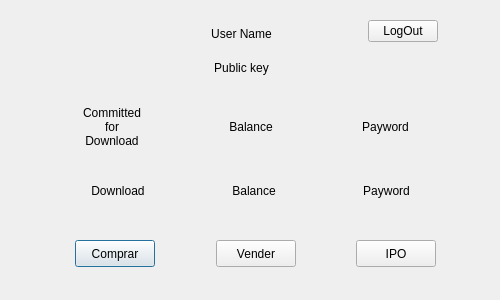
Qt form src/gui/balancedialog.ui (amazon-biobank/Torrente) before a commit.
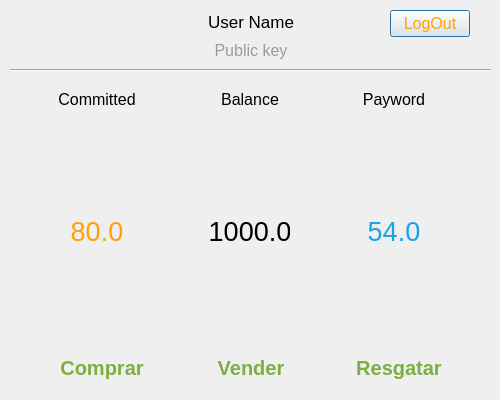
The same form after that commit. Icons and pictures are not drawn.

What changed in the file:
```diff
--- a/src/gui/balancedialog.ui
+++ b/src/gui/balancedialog.ui
@@ -7,21 +7,38 @@
     <x>0</x>
     <y>0</y>
     <width>500</width>
-    <height>300</height>
+    <height>400</height>
    </rect>
   </property>
   <property name="minimumSize">
    <size>
     <width>500</width>
-    <height>300</height>
+    <height>400</height>
    </size>
   </property>
   <property name="maximumSize">
    <size>
     <width>500</width>
-    <height>300</height>
+    <height>400</height>
    </size>
   </property>
+  <property name="sizeIncrement">
+   <size>
+    <width>0</width>
+    <height>0</height>
+   </size>
+  </property>
+  <property name="baseSize">
+   <size>
+    <width>0</width>
+    <height>0</height>
+   </size>
+  </property>
+  <property name="font">
+   <font>
+    <pointsize>12</pointsize>
+   </font>
+  </property>
   <property name="windowTitle">
    <string>Dialog</string>
   </property>
@@ -29,349 +46,13 @@
    <property name="geometry">
     <rect>
      <x>0</x>
-     <y>100</y>
-     <width>491</width>
-     <height>53</height>
-    </rect>
-   </property>
-   <layout class="QHBoxLayout" name="horizontalLayout_2">
-    <item>
-     <spacer name="horizontalSpacer_4">
-      <property name="orientation">
-       <enum>Qt::Horizontal</enum>
-      </property>
-      <property name="sizeHint" stdset="0">
-       <size>
-        <width>58</width>
-        <height>20</height>
-       </size>
-      </property>
-     </spacer>
-    </item>
-    <item>
-     <widget class="QLabel" name="downloadBalance">
-      <property name="maximumSize">
-       <size>
-        <width>80</width>
-        <height>60</height>
-       </size>
-      </property>
-      <property name="text">
-       <string>Committed for Download</string>
-      </property>
-      <property name="alignment">
-       <set>Qt::AlignCenter</set>
-      </property>
-      <property name="wordWrap">
-       <bool>true</bool>
-      </property>
-     </widget>
-    </item>
-    <item>
-     <spacer name="horizontalSpacer_6">
-      <property name="orientation">
-       <enum>Qt::Horizontal</enum>
-      </property>
-      <property name="sizeHint" stdset="0">
-       <size>
-        <width>58</width>
-        <height>20</height>
-       </size>
-      </property>
-     </spacer>
-    </item>
-    <item>
-     <widget class="QLabel" name="globalBalance">
-      <property name="maximumSize">
-       <size>
-        <width>80</width>
-        <height>60</height>
-       </size>
-      </property>
-      <property name="text">
-       <string>Balance</string>
-      </property>
-      <property name="alignment">
-       <set>Qt::AlignCenter</set>
-      </property>
-      <property name="wordWrap">
-       <bool>true</bool>
-      </property>
-     </widget>
-    </item>
-    <item>
-     <spacer name="horizontalSpacer_7">
-      <property name="orientation">
-       <enum>Qt::Horizontal</enum>
-      </property>
-      <property name="sizeHint" stdset="0">
-       <size>
-        <width>58</width>
-        <height>20</height>
-       </size>
-      </property>
-     </spacer>
-    </item>
-    <item>
-     <widget class="QLabel" name="paywordBalance">
-      <property name="maximumSize">
-       <size>
-        <width>80</width>
-        <height>60</height>
-       </size>
-      </property>
-      <property name="text">
-       <string>Payword</string>
-      </property>
-      <property name="alignment">
-       <set>Qt::AlignCenter</set>
-      </property>
-     </widget>
-    </item>
-    <item>
-     <spacer name="horizontalSpacer_5">
-      <property name="orientation">
-       <enum>Qt::Horizontal</enum>
-      </property>
-      <property name="sizeHint" stdset="0">
-       <size>
-        <width>58</width>
-        <height>20</height>
-       </size>
-      </property>
-     </spacer>
-    </item>
-   </layout>
-  </widget>
-  <widget class="QWidget" name="layoutWidget">
-   <property name="geometry">
-    <rect>
-     <x>10</x>
-     <y>180</y>
-     <width>481</width>
-     <height>22</height>
-    </rect>
-   </property>
-   <layout class="QHBoxLayout" name="horizontalLayout_3">
-    <item>
-     <spacer name="horizontalSpacer_8">
-      <property name="orientation">
-       <enum>Qt::Horizontal</enum>
-      </property>
-      <property name="sizeHint" stdset="0">
-       <size>
-        <width>40</width>
-        <height>20</height>
-       </size>
-      </property>
-     </spacer>
-    </item>
-    <item>
-     <widget class="QLabel" name="downloadBalance_value">
-      <property name="maximumSize">
-       <size>
-        <width>80</width>
-        <height>60</height>
-       </size>
-      </property>
-      <property name="styleSheet">
-       <string notr="true"/>
-      </property>
-      <property name="text">
-       <string>Download</string>
-      </property>
-      <property name="alignment">
-       <set>Qt::AlignCenter</set>
-      </property>
-     </widget>
-    </item>
-    <item>
-     <spacer name="horizontalSpacer_9">
-      <property name="orientation">
-       <enum>Qt::Horizontal</enum>
-      </property>
-      <property name="sizeHint" stdset="0">
-       <size>
-        <width>40</width>
-        <height>20</height>
-       </size>
-      </property>
-     </spacer>
-    </item>
-    <item>
-     <widget class="QLabel" name="globalBalance_value">
-      <property name="maximumSize">
-       <size>
-        <width>80</width>
-        <height>60</height>
-       </size>
-      </property>
-      <property name="text">
-       <string>Balance</string>
-      </property>
-      <property name="alignment">
-       <set>Qt::AlignCenter</set>
-      </property>
-     </widget>
-    </item>
-    <item>
-     <spacer name="horizontalSpacer_10">
-      <property name="orientation">
-       <enum>Qt::Horizontal</enum>
-      </property>
-      <property name="sizeHint" stdset="0">
-       <size>
-        <width>40</width>
-        <height>20</height>
-       </size>
-      </property>
-     </spacer>
-    </item>
-    <item>
-     <widget class="QLabel" name="paywordBalance_value">
-      <property name="maximumSize">
-       <size>
-        <width>80</width>
-        <height>60</height>
-       </size>
-      </property>
-      <property name="text">
-       <string>Payword</string>
-      </property>
-      <property name="alignment">
-       <set>Qt::AlignCenter</set>
-      </property>
-     </widget>
-    </item>
-    <item>
-     <spacer name="horizontalSpacer_11">
-      <property name="orientation">
-       <enum>Qt::Horizontal</enum>
-      </property>
-      <property name="sizeHint" stdset="0">
-       <size>
-        <width>40</width>
-        <height>20</height>
-       </size>
-      </property>
-     </spacer>
-    </item>
-   </layout>
-  </widget>
-  <widget class="QWidget" name="layoutWidget">
-   <property name="geometry">
-    <rect>
-     <x>20</x>
-     <y>240</y>
-     <width>471</width>
-     <height>27</height>
+     <y>10</y>
+     <width>501</width>
+     <height>51</height>
     </rect>
    </property>
    <layout class="QHBoxLayout" name="horizontalLayout">
     <item>
-     <spacer name="horizontalSpacer_12">
-      <property name="orientation">
-       <enum>Qt::Horizontal</enum>
-      </property>
-      <property name="sizeHint" stdset="0">
-       <size>
-        <width>40</width>
-        <height>20</height>
-       </size>
-      </property>
-     </spacer>
-    </item>
-    <item>
-     <widget class="QPushButton" name="buyButton">
-      <property name="maximumSize">
-       <size>
-        <width>80</width>
-        <height>30</height>
-       </size>
-      </property>
-      <property name="text">
-       <string>Comprar</string>
-      </property>
-     </widget>
-    </item>
-    <item>
-     <spacer name="horizontalSpacer_13">
-      <property name="orientation">
-       <enum>Qt::Horizontal</enum>
-      </property>
-      <property name="sizeHint" stdset="0">
-       <size>
-        <width>40</width>
-        <height>20</height>
-       </size>
-      </property>
-     </spacer>
-    </item>
-    <item>
-     <widget class="QPushButton" name="sellButton">
-      <property name="maximumSize">
-       <size>
-        <width>80</width>
-        <height>30</height>
-       </size>
-      </property>
-      <property name="text">
-       <string>Vender</string>
-      </property>
-     </widget>
-    </item>
-    <item>
-     <spacer name="horizontalSpacer_14">
-      <property name="orientation">
-       <enum>Qt::Horizontal</enum>
-      </property>
-      <property name="sizeHint" stdset="0">
-       <size>
-        <width>40</width>
-        <height>20</height>
-       </size>
-      </property>
-     </spacer>
-    </item>
-    <item>
-     <widget class="QPushButton" name="IPOButton">
-      <property name="maximumSize">
-       <size>
-        <width>80</width>
-        <height>30</height>
-       </size>
-      </property>
-      <property name="text">
-       <string>IPO</string>
-      </property>
-     </widget>
-    </item>
-    <item>
-     <spacer name="horizontalSpacer_15">
-      <property name="orientation">
-       <enum>Qt::Horizontal</enum>
-      </property>
-      <property name="sizeHint" stdset="0">
-       <size>
-        <width>40</width>
-        <height>20</height>
-       </size>
-      </property>
-     </spacer>
-    </item>
-   </layout>
-  </widget>
-  <widget class="QWidget" name="layoutWidget">
-   <property name="geometry">
-    <rect>
-     <x>3</x>
-     <y>20</y>
-     <width>491</width>
-     <height>61</height>
-    </rect>
-   </property>
-   <layout class="QHBoxLayout" name="horizontalLayout_4">
-    <item>
      <spacer name="horizontalSpacer">
       <property name="orientation">
        <enum>Qt::Horizontal</enum>
@@ -400,6 +81,11 @@
           <height>40</height>
          </size>
         </property>
+        <property name="font">
+         <font>
+          <pointsize>13</pointsize>
+         </font>
+        </property>
         <property name="contextMenuPolicy">
          <enum>Qt::DefaultContextMenu</enum>
         </property>
@@ -443,12 +129,21 @@
           <height>40</height>
          </size>
         </property>
+        <property name="font">
+         <font>
+          <pointsize>12</pointsize>
+         </font>
+        </property>
         <property name="contextMenuPolicy">
          <enum>Qt::DefaultContextMenu</enum>
         </property>
         <property name="layoutDirection">
          <enum>Qt::LeftToRight</enum>
         </property>
+        <property name="styleSheet">
+         <string notr="true">QLabel{color : rgb(152, 154, 155)
+}</string>
+        </property>
         <property name="frameShape">
          <enum>QFrame::NoFrame</enum>
         </property>
@@ -487,13 +182,35 @@
        <widget class="QPushButton" name="logOutButton">
         <property name="maximumSize">
          <size>
-          <width>70</width>
+          <width>90</width>
           <height>50</height>
          </size>
         </property>
+        <property name="font">
+         <font>
+          <family>Ubuntu</family>
+          <pointsize>12</pointsize>
+          <weight>50</weight>
+          <bold>false</bold>
+         </font>
+        </property>
+        <property name="styleSheet">
+         <string notr="true">QPushButton {color: rgb(255, 161, 0);
+ }</string>
+        </property>
         <property name="text">
          <string>LogOut</string>
         </property>
+        <property name="icon">
+         <iconset>
+          <normaloff>../../../src/icons/exit.svg</normaloff>../../../src/icons/exit.svg</iconset>
+        </property>
+        <property name="iconSize">
+         <size>
+          <width>20</width>
+          <height>20</height>
+         </size>
+        </property>
        </widget>
       </item>
       <item>
@@ -518,7 +235,7 @@
       </property>
       <property name="sizeHint" stdset="0">
        <size>
-        <width>10</width>
+        <width>13</width>
         <height>20</height>
        </size>
       </property>
@@ -526,6 +243,442 @@
     </item>
    </layout>
   </widget>
+  <widget class="QWidget" name="layoutWidget">
+   <property name="geometry">
+    <rect>
+     <x>0</x>
+     <y>90</y>
+     <width>501</width>
+     <height>291</height>
+    </rect>
+   </property>
+   <layout class="QHBoxLayout" name="horizontalLayout_2">
+    <item>
+     <spacer name="horizontalSpacer_8">
+      <property name="orientation">
+       <enum>Qt::Horizontal</enum>
+      </property>
+      <property name="sizeHint" stdset="0">
+       <size>
+        <width>40</width>
+        <height>20</height>
+       </size>
+      </property>
+     </spacer>
+    </item>
+    <item>
+     <layout class="QVBoxLayout" name="verticalLayout_3">
+      <item>
+       <widget class="QLabel" name="downloadBalance">
+        <property name="maximumSize">
+         <size>
+          <width>80</width>
+          <height>60</height>
+         </size>
+        </property>
+        <property name="styleSheet">
+         <string notr="true">QLabel{color:rgb(152, 154, 155)
+};</string>
+        </property>
+        <property name="text">
+         <string>Committed</string>
+        </property>
+        <property name="alignment">
+         <set>Qt::AlignCenter</set>
+        </property>
+        <property name="wordWrap">
+         <bool>true</bool>
+        </property>
+       </widget>
+      </item>
+      <item>
+       <spacer name="verticalSpacer_2">
+        <property name="orientation">
+         <enum>Qt::Vertical</enum>
+        </property>
+        <property name="sizeHint" stdset="0">
+         <size>
+          <width>20</width>
+          <height>35</height>
+         </size>
+        </property>
+       </spacer>
+      </item>
+      <item>
+       <widget class="QLabel" name="downloadBalance_value">
+        <property name="maximumSize">
+         <size>
+          <width>80</width>
+          <height>60</height>
+         </size>
+        </property>
+        <property name="font">
+         <font>
+          <family>Ubuntu</family>
+          <pointsize>20</pointsize>
+         </font>
+        </property>
+        <property name="styleSheet">
+         <string notr="true">QLabel{color: rgb(255, 161, 0)
+}</string>
+        </property>
+        <property name="text">
+         <string>80.0</string>
+        </property>
+        <property name="alignment">
+         <set>Qt::AlignCenter</set>
+        </property>
+       </widget>
+      </item>
+      <item>
+       <spacer name="verticalSpacer_3">
+        <property name="orientation">
+         <enum>Qt::Vertical</enum>
+        </property>
+        <property name="sizeHint" stdset="0">
+         <size>
+          <width>20</width>
+          <height>35</height>
+         </size>
+        </property>
+       </spacer>
+      </item>
+      <item>
+       <widget class="QToolButton" name="buyButton">
+        <property name="maximumSize">
+         <size>
+          <width>90</width>
+          <height>65</height>
+         </size>
+        </property>
+        <property name="sizeIncrement">
+         <size>
+          <width>10</width>
+          <height>10</height>
+         </size>
+        </property>
+        <property name="font">
+         <font>
+          <pointsize>15</pointsize>
+          <weight>75</weight>
+          <italic>false</italic>
+          <bold>true</bold>
+          <underline>false</underline>
+          <strikeout>false</strikeout>
+          <kerning>true</kerning>
+         </font>
+        </property>
+        <property name="styleSheet">
+         <string notr="true">QToolButton {color: rgb(122, 176, 64);
+border-style: solid;
+text-align: bottom
+ }</string>
+        </property>
+        <property name="text">
+         <string>Comprar</string>
+        </property>
+        <property name="icon">
+         <iconset>
+          <normaloff>../../../src/icons/buy.svg</normaloff>../../../src/icons/buy.svg</iconset>
+        </property>
+        <property name="iconSize">
+         <size>
+          <width>35</width>
+          <height>35</height>
+         </size>
+        </property>
+        <property name="toolButtonStyle">
+         <enum>Qt::ToolButtonTextUnderIcon</enum>
+        </property>
+        <property name="autoRaise">
+         <bool>false</bool>
+        </property>
+       </widget>
+      </item>
+     </layout>
+    </item>
+    <item>
+     <spacer name="horizontalSpacer_9">
+      <property name="orientation">
+       <enum>Qt::Horizontal</enum>
+      </property>
+      <property name="sizeHint" stdset="0">
+       <size>
+        <width>40</width>
+        <height>20</height>
+       </size>
+      </property>
+     </spacer>
+    </item>
+    <item>
+     <layout class="QVBoxLayout" name="verticalLayout_4">
+      <item>
+       <widget class="QLabel" name="globalBalance">
+        <property name="maximumSize">
+         <size>
+          <width>80</width>
+          <height>60</height>
+         </size>
+        </property>
+        <property name="styleSheet">
+         <string notr="true">QLabel{color:rgb(152, 154, 155)
+};</string>
+        </property>
+        <property name="text">
+         <string>Balance</string>
+        </property>
+        <property name="alignment">
+         <set>Qt::AlignCenter</set>
+        </property>
+        <property name="wordWrap">
+         <bool>true</bool>
+        </property>
+       </widget>
+      </item>
+      <item>
+       <spacer name="verticalSpacer_4">
+        <property name="orientation">
+         <enum>Qt::Vertical</enum>
+        </property>
+        <property name="sizeHint" stdset="0">
+         <size>
+          <width>20</width>
+          <height>35</height>
+         </size>
+        </property>
+       </spacer>
+      </item>
+      <item>
+       <widget class="QLabel" name="globalBalance_value">
+        <property name="maximumSize">
+         <size>
+          <width>80</width>
+          <height>60</height>
+         </size>
+        </property>
+        <property name="font">
+         <font>
+          <pointsize>20</pointsize>
+         </font>
+        </property>
+        <property name="text">
+         <string>1000.0</string>
+        </property>
+        <property name="alignment">
+         <set>Qt::AlignCenter</set>
+        </property>
+       </widget>
+      </item>
+      <item>
+       <spacer name="verticalSpacer_5">
+        <property name="orientation">
+         <enum>Qt::Vertical</enum>
+        </property>
+        <property name="sizeHint" stdset="0">
+         <size>
+          <width>20</width>
+          <height>35</height>
+         </size>
+        </property>
+       </spacer>
+      </item>
+      <item>
+       <widget class="QToolButton" name="sellButton">
+        <property name="maximumSize">
+         <size>
+          <width>90</width>
+          <height>65</height>
+         </size>
+        </property>
+        <property name="font">
+         <font>
+          <pointsize>15</pointsize>
+          <weight>75</weight>
+          <bold>true</bold>
+         </font>
+        </property>
+        <property name="styleSheet">
+         <string notr="true">QToolButton {color: rgb(122, 176, 64);
+border-style: solid;
+text-align: bottom
+ }</string>
+        </property>
+        <property name="text">
+         <string>Vender</string>
+        </property>
+        <property name="icon">
+         <iconset>
+          <normaloff>../../../src/icons/sell.svg</normaloff>../../../src/icons/sell.svg
+         </iconset>
+        </property>
+        <property name="iconSize">
+         <size>
+          <width>35</width>
+          <height>35</height>
+         </size>
+        </property>
+        <property name="toolButtonStyle">
+         <enum>Qt::ToolButtonTextUnderIcon</enum>
+        </property>
+       </widget>
+      </item>
+     </layout>
+    </item>
+    <item>
+     <spacer name="horizontalSpacer_10">
+      <property name="orientation">
+       <enum>Qt::Horizontal</enum>
+      </property>
+      <property name="sizeHint" stdset="0">
+       <size>
+        <width>40</width>
+        <height>20</height>
+       </size>
+      </property>
+     </spacer>
+    </item>
+    <item>
+     <layout class="QVBoxLayout" name="verticalLayout_5">
+      <item>
+       <widget class="QLabel" name="paywordBalance">
+        <property name="maximumSize">
+         <size>
+          <width>80</width>
+          <height>60</height>
+         </size>
+        </property>
+        <property name="styleSheet">
+         <string notr="true">QLabel{color:rgb(152, 154, 155)
+};</string>
+        </property>
+        <property name="text">
+         <string>Payword</string>
+        </property>
+        <property name="alignment">
+         <set>Qt::AlignCenter</set>
+        </property>
+       </widget>
+      </item>
+      <item>
+       <spacer name="verticalSpacer_6">
+        <property name="orientation">
+         <enum>Qt::Vertical</enum>
+        </property>
+        <property name="sizeHint" stdset="0">
+         <size>
+          <width>20</width>
+          <height>35</height>
+         </size>
+        </property>
+       </spacer>
+      </item>
+      <item>
+       <widget class="QLabel" name="paywordBalance_value">
+        <property name="maximumSize">
+         <size>
+          <width>80</width>
+          <height>60</height>
+         </size>
+        </property>
+        <property name="font">
+         <font>
+          <pointsize>20</pointsize>
+         </font>
+        </property>
+        <property name="styleSheet">
+         <string notr="true">QLabel{color:rgb(21,163,234)}</string>
+        </property>
+        <property name="text">
+         <string>54.0</string>
+        </property>
+        <property name="alignment">
+         <set>Qt::AlignCenter</set>
+        </property>
+       </widget>
+      </item>
+      <item>
+       <spacer name="verticalSpacer_7">
+        <property name="orientation">
+         <enum>Qt::Vertical</enum>
+        </property>
+        <property name="sizeHint" stdset="0">
+         <size>
+          <width>20</width>
+          <height>35</height>
+         </size>
+        </property>
+       </spacer>
+      </item>
+      <item>
+       <widget class="QToolButton" name="IPOButton">
+        <property name="maximumSize">
+         <size>
+          <width>90</width>
+          <height>65</height>
+         </size>
+        </property>
+        <property name="font">
+         <font>
+          <pointsize>15</pointsize>
+          <weight>75</weight>
+          <bold>true</bold>
+         </font>
+        </property>
+        <property name="styleSheet">
+         <string notr="true">QToolButton {color: rgb(122, 176, 64);
+border-style: solid;
+text-align: bottom
+ }</string>
+        </property>
+        <property name="text">
+         <string>Resgatar</string>
+        </property>
+        <property name="icon">
+         <iconset>
+          <normaloff>../../../src/icons/redeem.svg</normaloff>../../../src/icons/redeem.svg
+         </iconset>
+        </property>
+        <property name="iconSize">
+         <size>
+          <width>35</width>
+          <height>35</height>
+         </size>
+        </property>
+        <property name="toolButtonStyle">
+         <enum>Qt::ToolButtonTextUnderIcon</enum>
+        </property>
+       </widget>
+      </item>
+     </layout>
+    </item>
+    <item>
+     <spacer name="horizontalSpacer_11">
+      <property name="orientation">
+       <enum>Qt::Horizontal</enum>
+      </property>
+      <property name="sizeHint" stdset="0">
+       <size>
+        <width>40</width>
+        <height>20</height>
+       </size>
+      </property>
+     </spacer>
+    </item>
+   </layout>
+  </widget>
+  <widget class="Line" name="line">
+   <property name="geometry">
+    <rect>
+     <x>10</x>
+     <y>60</y>
+     <width>481</width>
+     <height>20</height>
+    </rect>
+   </property>
+   <property name="orientation">
+    <enum>Qt::Horizontal</enum>
+   </property>
+  </widget>
  </widget>
  <resources/>
  <connections>
```
Left out of the diff: 60 changed lines with no effect on the pictures.
